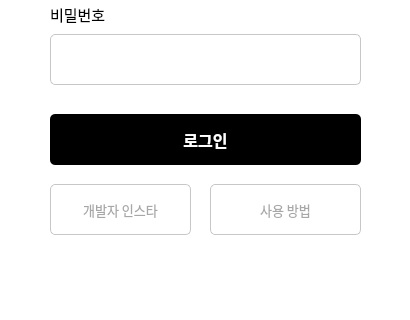
Old version of the form LoginUi2.ui in the repository officialOTsolution/NaverNeighborBot; both pictures show x 0 to 410 and y 166 to 486 of the 410 by 486 pixel window.
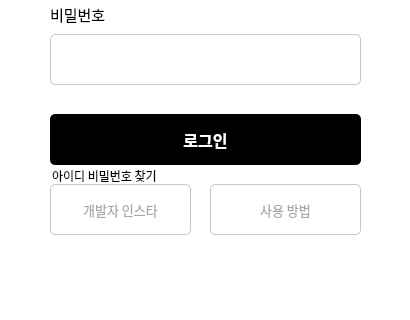
New version of the form.

Patch:
```diff
--- a/LoginUi2.ui
+++ b/LoginUi2.ui
@@ -246,6 +246,22 @@
     <string>개발자 인스타</string>
    </property>
   </widget>
+  <widget class="QLabel" name="label">
+   <property name="geometry">
+    <rect>
+     <x>52</x>
+     <y>334</y>
+     <width>151</width>
+     <height>16</height>
+    </rect>
+   </property>
+   <property name="text">
+    <string>아이디 비밀번호 찾기</string>
+   </property>
+   <property name="openExternalLinks">
+    <bool>true</bool>
+   </property>
+  </widget>
  </widget>
  <resources/>
  <connections/>
```
Left out of the diff: 2 changed lines with no effect on the pictures.
